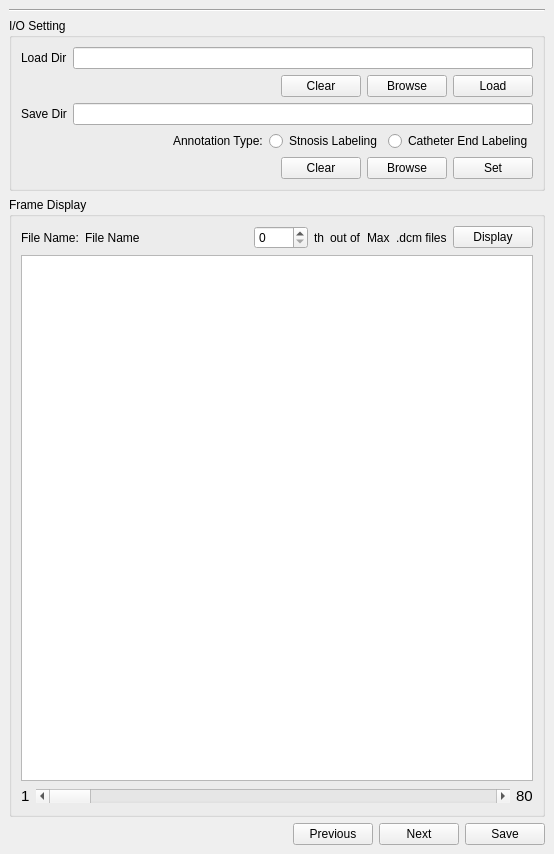
The window that GUI/mainWindow.ui (Zijun0410/SyntheticAngio) describes before a commit, drawn with Qt 5.
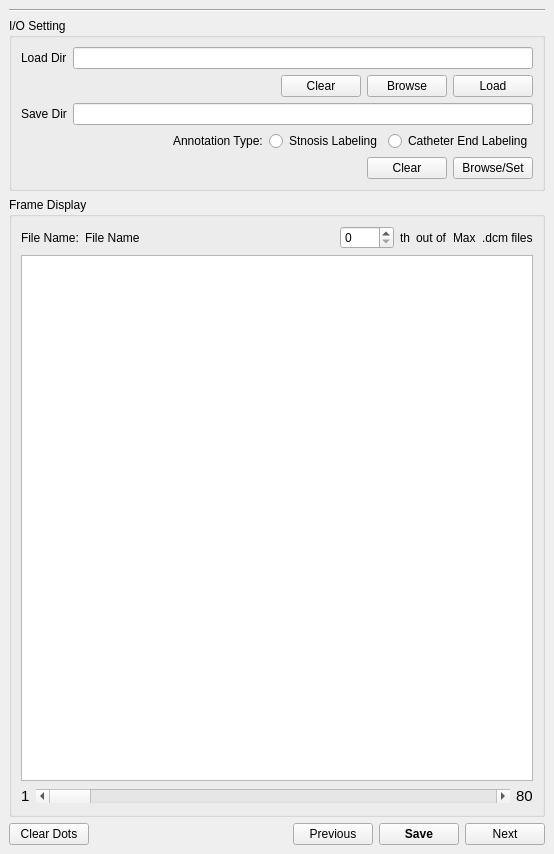
The same window after the commit.

Commit message: Finalized the GUI functions

```diff
--- a/GUI/mainWindow.ui
+++ b/GUI/mainWindow.ui
@@ -165,14 +165,7 @@
            <item>
             <widget class="QPushButton" name="outputBrowseButton">
              <property name="text">
-              <string>Browse</string>
-             </property>
-            </widget>
-           </item>
-           <item>
-            <widget class="QPushButton" name="setButton">
-             <property name="text">
-              <string>Set</string>
+              <string>Browse/Set</string>
              </property>
             </widget>
            </item>
@@ -251,13 +244,6 @@
              </property>
             </widget>
            </item>
-           <item>
-            <widget class="QPushButton" name="displayButton">
-             <property name="text">
-              <string>Display</string>
-             </property>
-            </widget>
-           </item>
           </layout>
          </item>
          <item>
@@ -343,6 +329,13 @@
       </item>
       <item>
        <layout class="QHBoxLayout" name="horizontalLayout_2">
+        <item>
+         <widget class="QPushButton" name="clearDotsButton">
+          <property name="text">
+           <string>Clear Dots</string>
+          </property>
+         </widget>
+        </item>
         <item>
          <spacer name="horizontalSpacer_2">
           <property name="orientation">
@@ -363,20 +356,26 @@
           </property>
          </widget>
         </item>
-        <item>
-         <widget class="QPushButton" name="nextButton">
-          <property name="text">
-           <string>Next</string>
-          </property>
-         </widget>
-        </item>
         <item>
          <widget class="QPushButton" name="saveButton">
+          <property name="font">
+           <font>
+            <weight>75</weight>
+            <bold>true</bold>
+           </font>
+          </property>
           <property name="text">
            <string>Save</string>
           </property>
          </widget>
         </item>
+        <item>
+         <widget class="QPushButton" name="nextButton">
+          <property name="text">
+           <string>Next</string>
+          </property>
+         </widget>
+        </item>
        </layout>
       </item>
      </layout>
```
Left out of the diff: 4 changed lines with no effect on the pictures. The commit also changes 3 other files.
